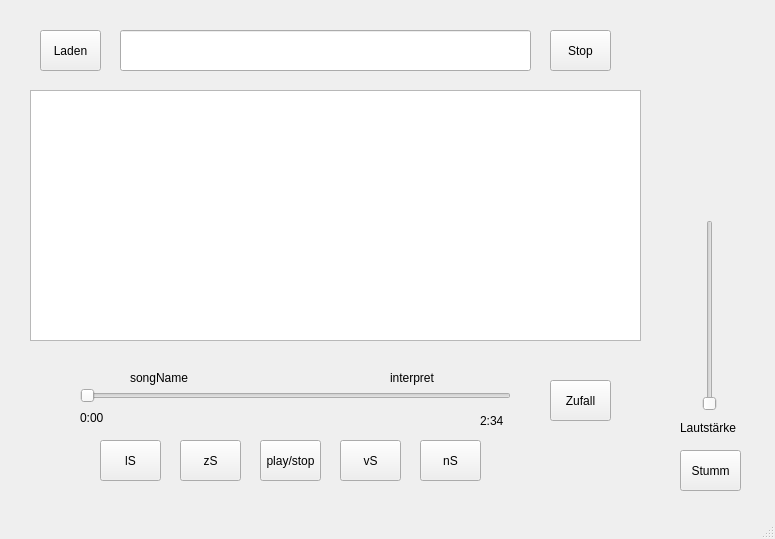
First picture: the form in mainwindow.ui, repository cavoq/mp3-player, before the edit.
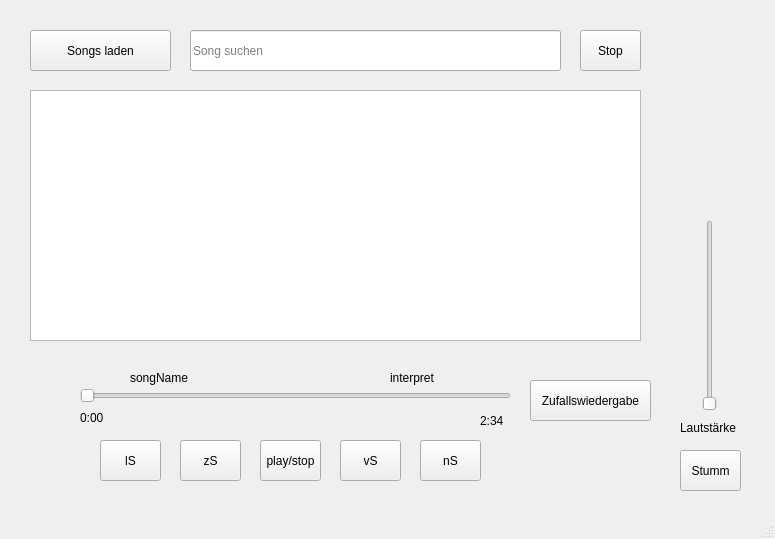
Second picture: the form after the edit.

Patch:
```diff
--- a/mainwindow.ui
+++ b/mainwindow.ui
@@ -27,12 +27,15 @@
    <widget class="QLineEdit" name="songSearchLineEdit">
     <property name="geometry">
      <rect>
-      <x>120</x>
+      <x>190</x>
       <y>30</y>
-      <width>411</width>
+      <width>371</width>
       <height>41</height>
      </rect>
     </property>
+    <property name="placeholderText">
+     <string>Song suchen</string>
+    </property>
    </widget>
    <widget class="QSlider" name="songSlider">
     <property name="geometry">
@@ -179,7 +182,7 @@
    <widget class="QToolButton" name="stopButton">
     <property name="geometry">
      <rect>
-      <x>550</x>
+      <x>580</x>
       <y>30</y>
       <width>61</width>
       <height>41</height>
@@ -218,14 +221,14 @@
    <widget class="QToolButton" name="randomSongButton">
     <property name="geometry">
      <rect>
-      <x>550</x>
+      <x>530</x>
       <y>380</y>
-      <width>61</width>
+      <width>121</width>
       <height>41</height>
      </rect>
     </property>
     <property name="text">
-     <string>Zufall</string>
+     <string>Zufallswiedergabe</string>
     </property>
    </widget>
    <widget class="QToolButton" name="muteButton">
@@ -244,14 +247,14 @@
    <widget class="QToolButton" name="loadPlayListButton">
     <property name="geometry">
      <rect>
-      <x>40</x>
+      <x>30</x>
       <y>30</y>
-      <width>61</width>
+      <width>141</width>
       <height>41</height>
      </rect>
     </property>
     <property name="text">
-     <string>Laden</string>
+     <string>Songs laden</string>
     </property>
    </widget>
   </widget>
```
Left out of the diff: 21 changed lines with no effect on the pictures.
